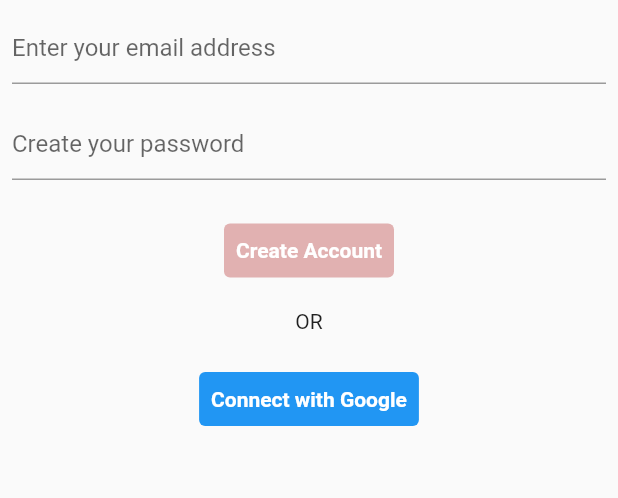
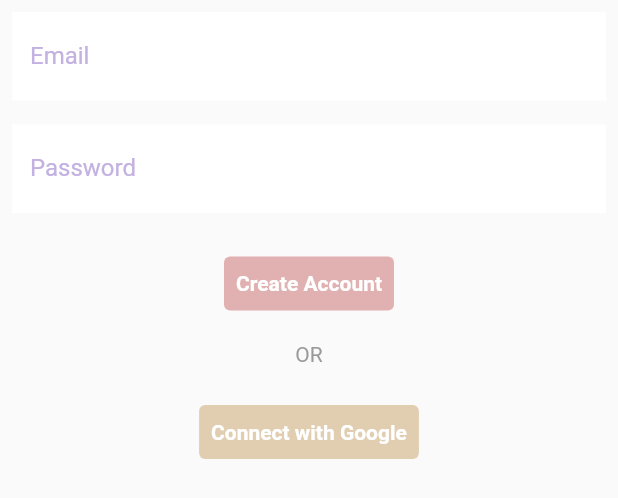
Before and after one commit to anyelimrodriguez/ChapK-v2, a Flutter app: the SignUpForm widget shown alone on an empty page, opened directly, on a phone screen of 412 x 824 dp. Shown: the top 498 px of the screen. Run offline on Flutter 3.47's test engine with Material 2 defaults, Android fonts, the phone set to English and light mode, and no system bars.

Commit message:
update styling for the form

```diff
--- a/chap_k/lib/pages/SignUp.dart
+++ b/chap_k/lib/pages/SignUp.dart
@@ -124,32 +124,49 @@ class _SignUpFormState extends State<SignUpForm> {
       child: Column(
         mainAxisAlignment: MainAxisAlignment.start,
         children: [
-          /*Text('Email Address',
-            style: TextStyle(
-              color: Colors.white,
-              fontSize: 16,
-              letterSpacing: 0.5,
-            )
-          ),*/
           Padding(
             padding: const EdgeInsets.all(8.0),
             child: TextFormField(
               controller: _emailTextController,
-              decoration: const InputDecoration(hintText:'Enter your email address'),
+              decoration: InputDecoration(
+                filled: true,
+                fillColor: Colors.white,
+                hintText:'Enter your email address',
+                hintStyle: TextStyle(
+                  color: Colors.grey[350]
+                ),
+                labelText: 'Email',
+                labelStyle: TextStyle(
+                  color: Color(0xFFC3B1E1),
+                ),
+                border: InputBorder.none,
+              ),
+              validator:(value) {
+                if(value==null || !value.contains('@')) {
+                  return 'Please enter a valid email';
+                }
+                return null;
+              }
             ),
           ),
-          /*Text('Password',
-            style: TextStyle(
-              color: Colors.white,
-              fontSize: 16,
-              letterSpacing: 0.5,
-            )
-          ),*/
           Padding(
             padding: const EdgeInsets.all(8.0),
             child: TextFormField(
               controller: _passwordTextController,
-              decoration: const InputDecoration(hintText:'Create your password'),
+              decoration: InputDecoration(
+                hintText:'Create your password',
+                hintStyle: TextStyle(
+                  color: Colors.grey[350]
+                ),
+                labelText: 'Password',
+                labelStyle: TextStyle(
+                  color: Color(0xFFC3B1E1),
+                ),
+                filled: true,
+                fillColor: Colors.white,
+                border: InputBorder.none,
+              ),
+
             ),
           ),
           SizedBox(
@@ -185,7 +202,7 @@ class _SignUpFormState extends State<SignUpForm> {
           Row(
             mainAxisAlignment: MainAxisAlignment.center,
             children: [
-              Text('OR')
+              Text('OR', style: TextStyle(color: Color(0xFF9A9A9A)))
             ],
           ),
           SizedBox(
@@ -200,7 +217,6 @@ class _SignUpFormState extends State<SignUpForm> {
             ),
             onPressed: (){},
             style: ButtonStyle(
-
               foregroundColor: MaterialStateProperty.resolveWith(
                   (Set<MaterialState> states) {
                 return states.contains(MaterialState.disabled)
@@ -211,7 +227,7 @@ class _SignUpFormState extends State<SignUpForm> {
                   (Set<MaterialState> states) {
                 return states.contains(MaterialState.disabled)
                     ? null
-                    : Colors.blue;
+                    : Color(0xFFE1CEB1);
               }),
             ),
           ),
```
